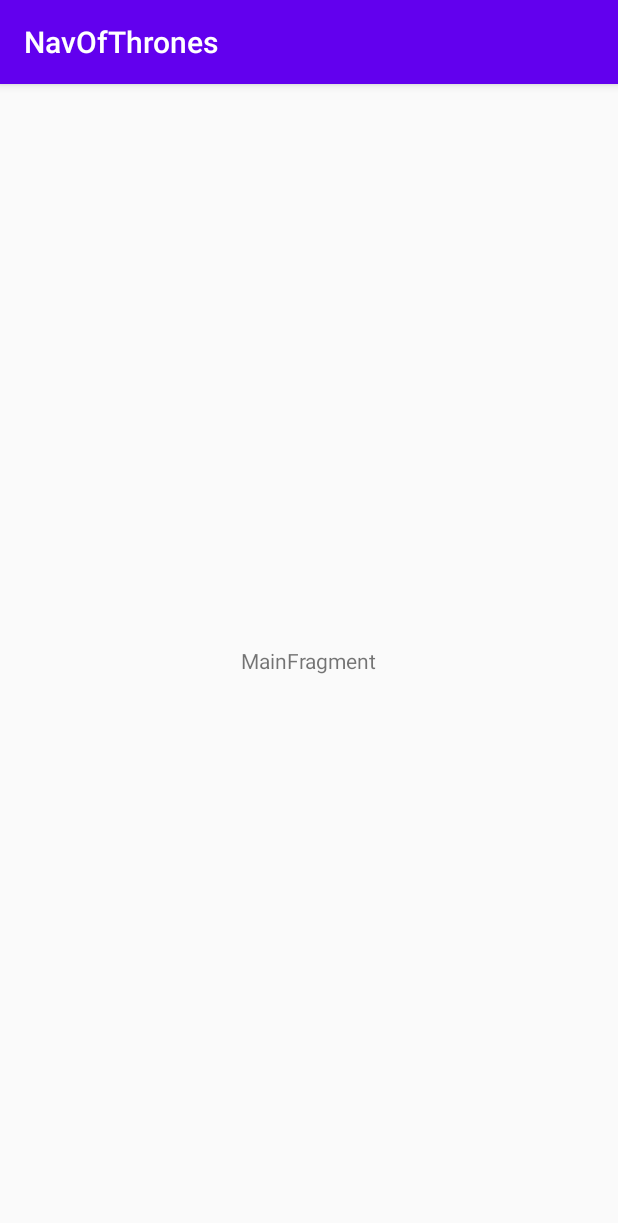
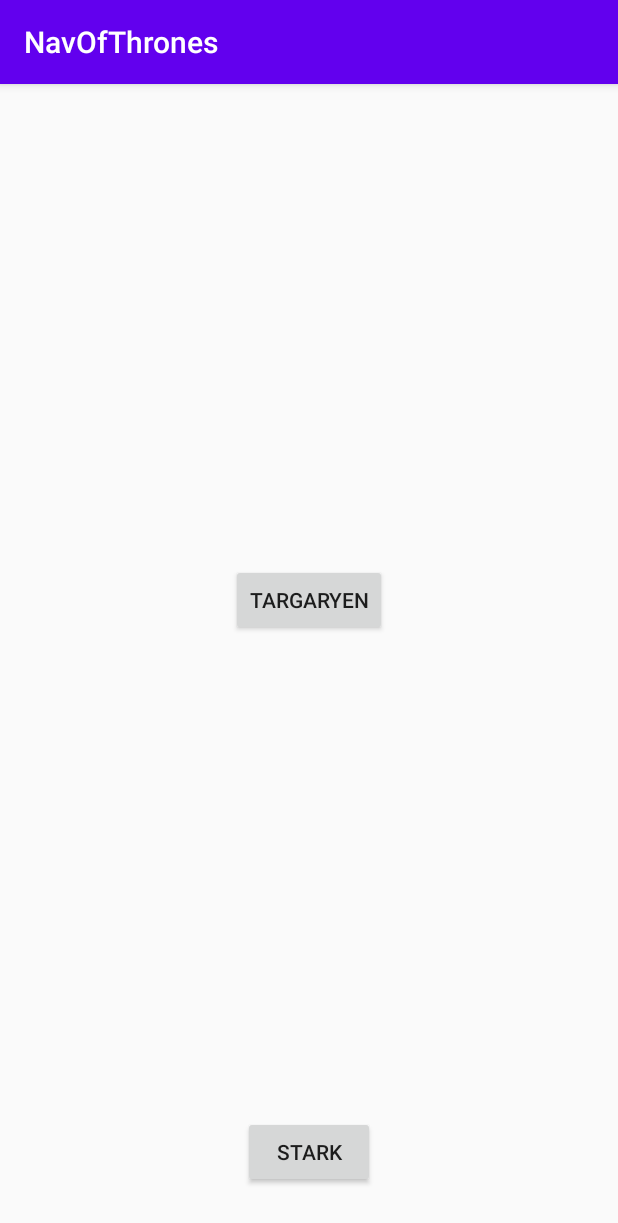
Before and after one commit to yamilmedina/NavOfThrones, an Android app: the screen it shows after launch (MainActivity), on a phone screen of 412 x 824 dp. Shown: the top 1223 px of the screen. Run offline under Robolectric (Android 15) with nearby library versions, the phone set to English and light mode, and no system bars.

Commit message:
navigate to multiple fragments with navigation component

```diff
--- a/app/src/main/java/com/example/navofthrones/MainFragment.kt
+++ b/app/src/main/java/com/example/navofthrones/MainFragment.kt
@@ -6,6 +6,8 @@ import androidx.fragment.app.Fragment
 import android.view.LayoutInflater
 import android.view.View
 import android.view.ViewGroup
+import androidx.navigation.Navigation
+import kotlinx.android.synthetic.main.main_fragment.*
 
 class MainFragment : Fragment() {
 
@@ -23,7 +25,18 @@ class MainFragment : Fragment() {
     override fun onActivityCreated(savedInstanceState: Bundle?) {
         super.onActivityCreated(savedInstanceState)
         viewModel = ViewModelProviders.of(this).get(MainViewModel::class.java)
-        // TODO: Use the ViewModel
+
+        starkButton.setOnClickListener {
+            view?.let {
+                Navigation.findNavController(it).navigate(R.id.lyannaFragment)
+            }
+        }
+
+        targaryenButton.setOnClickListener {
+            view?.let { Navigation.findNavController(it).navigate(R.id.rhaegarFragment) }
+        }
+
+
     }
 
 }
--- a/app/src/main/res/layout/main_fragment.xml
+++ b/app/src/main/res/layout/main_fragment.xml
@@ -7,14 +7,24 @@
     android:layout_height="match_parent"
     tools:context=".MainFragment">
 
-    <TextView
-        android:id="@+id/message"
+    <Button
+        android:id="@+id/targaryenButton"
         android:layout_width="wrap_content"
         android:layout_height="wrap_content"
-        android:text="MainFragment"
-        app:layout_constraintBottom_toBottomOf="parent"
+        android:text="@string/targaryen_button"
+        app:layout_constraintBottom_toTopOf="@id/starkButton"
         app:layout_constraintEnd_toEndOf="parent"
         app:layout_constraintStart_toStartOf="parent"
         app:layout_constraintTop_toTopOf="parent" />
 
+    <Button
+        android:id="@+id/starkButton"
+        android:layout_width="wrap_content"
+        android:layout_height="wrap_content"
+        android:text="@string/stark_button"
+        app:layout_constraintBottom_toBottomOf="parent"
+        app:layout_constraintEnd_toEndOf="parent"
+        app:layout_constraintStart_toStartOf="parent"
+        android:layout_marginBottom="32dp"/>
+
 </androidx.constraintlayout.widget.ConstraintLayout>
--- a/app/src/main/res/navigation/nav_graph.xml
+++ b/app/src/main/res/navigation/nav_graph.xml
@@ -7,5 +7,20 @@
         android:id="@+id/mainFragment"
         android:name="com.example.navofthrones.MainFragment"
         android:label="main_fragment"
-        tools:layout="@layout/main_fragment" />
+        tools:layout="@layout/main_fragment" >
+        <action
+            android:id="@+id/action_mainFragment_to_rhaegarFragment"
+            app:destination="@id/rhaegarFragment" />
+        <action
+            android:id="@+id/action_mainFragment_to_lyannaFragment"
+            app:destination="@id/lyannaFragment" />
+    </fragment>
+    <fragment
+        android:id="@+id/lyannaFragment"
+        android:name="com.example.navofthrones.LyannaFragment"
+        android:label="LyannaFragment" />
+    <fragment
+        android:id="@+id/rhaegarFragment"
+        android:name="com.example.navofthrones.RhaegarFragment"
+        android:label="RhaegarFragment" />
 </navigation>
--- a/app/src/main/res/values/strings.xml
+++ b/app/src/main/res/values/strings.xml
@@ -1,3 +1,10 @@
 <resources>
     <string name="app_name">NavOfThrones</string>
+    <string name="stark_button">Stark</string>
+    <string name="targaryen_button">Targaryen</string>
+    <string name="aegon">Aegon</string>
+    <string name="promise_me_ned">Promise me, Ned</string>
+    <string name="jon_snow">Jon Snow</string>
+    <string name="prince">The prince that was promised.</string>
+
 </resources>
```
Also changed, not shown: app/src/main/java/com/example/navofthrones/LyannaFragment.kt (added, +23 -0 lines), app/src/main/java/com/example/navofthrones/RhaegarFragment.kt (added, +23 -0 lines), app/src/main/res/layout/lyanna_fragment.xml (added, +18 -0 lines), app/src/main/res/layout/rhaegar_fragment.xml (added, +18 -0 lines).
